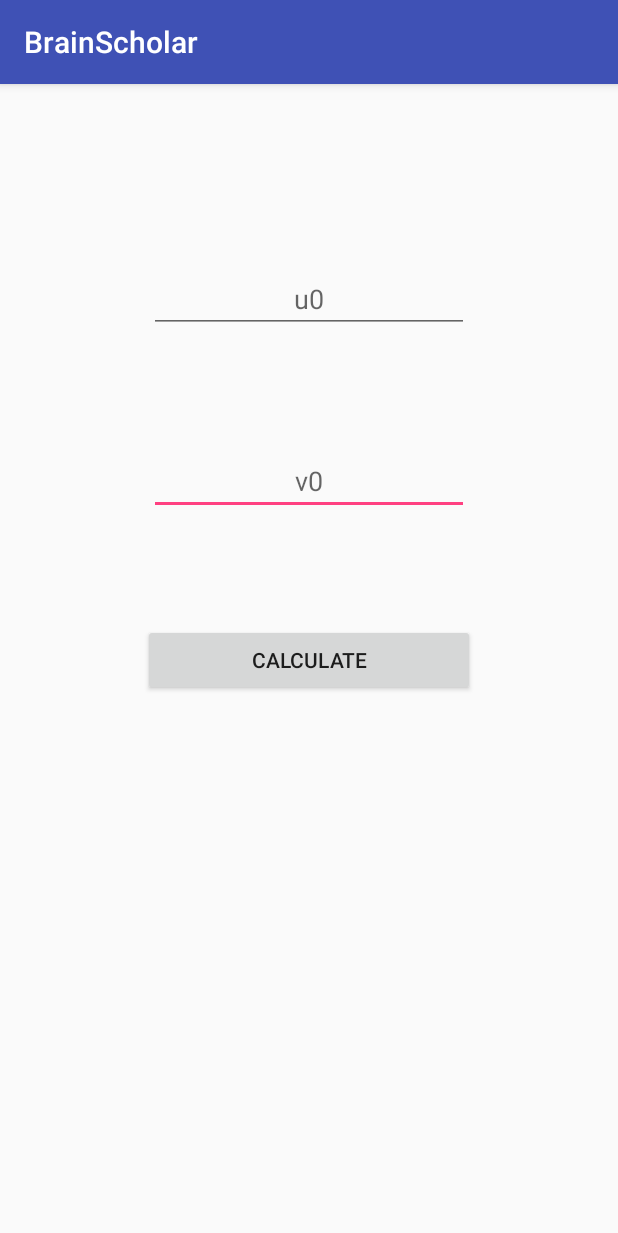
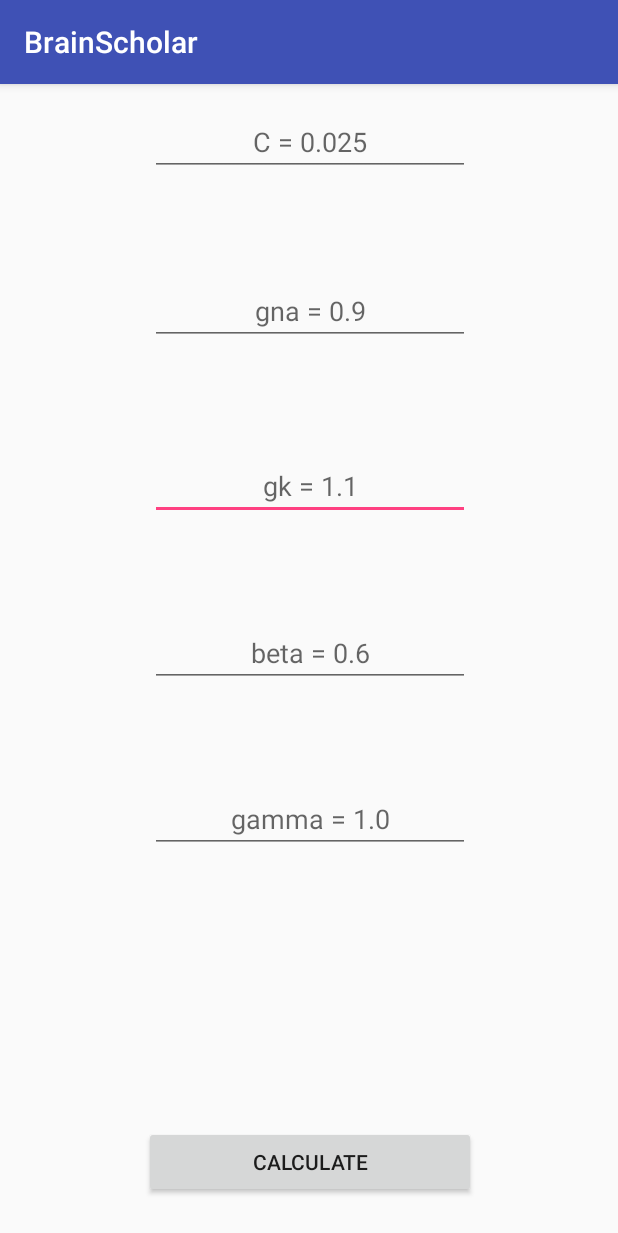
Before and after one commit to BrainScholar/Brain_Scholar_Android, an Android app: the screen it shows after launch (MainActivity), on a phone screen of 412 x 824 dp. Shown: the top 1233 px of the screen. Run offline under Robolectric (Android 15) with nearby library versions, the phone set to English and light mode, and no system bars.

```diff
--- a/app/src/main/res/layout/activity_main.xml
+++ b/app/src/main/res/layout/activity_main.xml
@@ -15,33 +15,84 @@
         app:layout_constraintRight_toRightOf="parent"
         app:layout_constraintTop_toTopOf="parent"
         app:layout_constraintBottom_toBottomOf="parent"
-        tools:layout_editor_absoluteY="187dp" />
+        app:layout_constraintHorizontal_bias="0.503"
+        app:layout_constraintVertical_bias="0.965" />
 
     <EditText
-        android:id="@+id/v0"
+        android:id="@+id/gk"
         android:layout_width="wrap_content"
         android:layout_height="wrap_content"
         android:ems="10"
-        android:hint="v0"
-        android:inputType="numberSigned|numberDecimal"
+        android:hint="gk = 1.1"
+        android:inputType="numberDecimal"
         android:textAlignment="center"
-        tools:layout_editor_absoluteY="92dp"
+        app:layout_constraintLeft_toLeftOf="parent"
         app:layout_constraintRight_toRightOf="parent"
-        app:layout_constraintLeft_toLeftOf="parent"
-        app:layout_constraintTop_toTopOf="@+id/u0"
-        app:layout_constraintBottom_toBottomOf="@+id/calcButton" />
+        app:layout_constraintTop_toTopOf="@+id/c"
+        app:layout_constraintBottom_toBottomOf="@+id/calcButton"
+        app:layout_constraintHorizontal_bias="0.502"
+        android:layout_marginBottom="0dp"
+        app:layout_constraintVertical_bias="0.337" />
 
     <EditText
-        android:id="@+id/u0"
+        android:id="@+id/beta"
         android:layout_width="wrap_content"
         android:layout_height="wrap_content"
         android:ems="10"
-        android:hint="u0"
+        android:hint="beta = 0.6"
+        android:inputType="numberDecimal"
+        android:textAlignment="center"
+        app:layout_constraintLeft_toLeftOf="parent"
+        app:layout_constraintRight_toRightOf="parent"
+        app:layout_constraintTop_toTopOf="@+id/c"
+        app:layout_constraintBottom_toBottomOf="@+id/calcButton"
+        app:layout_constraintHorizontal_bias="0.502"
+        android:layout_marginBottom="0dp" />
+
+    <EditText
+        android:id="@+id/gamma"
+        android:layout_width="wrap_content"
+        android:layout_height="wrap_content"
+        android:ems="10"
+        android:hint="gamma = 1.0"
+        android:inputType="numberDecimal"
+        android:textAlignment="center"
+        app:layout_constraintLeft_toLeftOf="parent"
+        app:layout_constraintRight_toRightOf="parent"
+        app:layout_constraintTop_toTopOf="@+id/c"
+        app:layout_constraintBottom_toBottomOf="@+id/calcButton"
+        app:layout_constraintHorizontal_bias="0.502"
+        android:layout_marginBottom="0dp"
+        app:layout_constraintVertical_bias="0.662" />
+
+    <EditText
+        android:id="@+id/gna"
+        android:layout_width="wrap_content"
+        android:layout_height="wrap_content"
+        android:ems="10"
+        android:hint="gna = 0.9"
         android:inputType="numberSigned|numberDecimal"
         android:textAlignment="center"
-        tools:layout_editor_absoluteY="16dp"
+        app:layout_constraintBottom_toBottomOf="@+id/calcButton"
+        app:layout_constraintHorizontal_bias="0.502"
+        app:layout_constraintLeft_toLeftOf="parent"
         app:layout_constraintRight_toRightOf="parent"
+        app:layout_constraintTop_toTopOf="@+id/c"
+        app:layout_constraintVertical_bias="0.165" />
+
+    <EditText
+        android:id="@+id/c"
+        android:layout_width="wrap_content"
+        android:layout_height="wrap_content"
+        android:layout_marginTop="16dp"
+        android:ems="10"
+        android:hint="C = 0.025"
+        android:inputType="numberSigned|numberDecimal"
+        android:textAlignment="center"
+        app:layout_constraintBottom_toBottomOf="parent"
+        app:layout_constraintHorizontal_bias="0.502"
         app:layout_constraintLeft_toLeftOf="parent"
+        app:layout_constraintRight_toRightOf="parent"
         app:layout_constraintTop_toTopOf="parent"
-        app:layout_constraintBottom_toBottomOf="@+id/v0" />
+        app:layout_constraintVertical_bias="0.0" />
 </android.support.constraint.ConstraintLayout>
```
Also changed, not shown: app/build.gradle (+2 -18 lines), app/src/main/java/brainscholar/brainscholar/MainActivity.java (+56 -13 lines).
